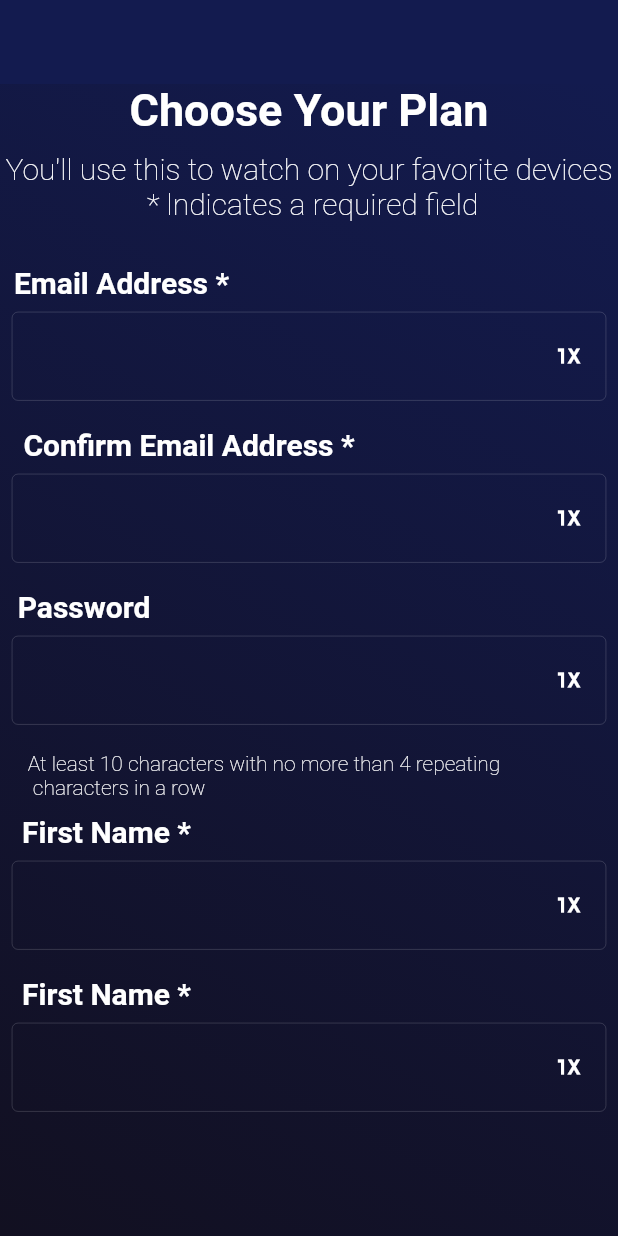
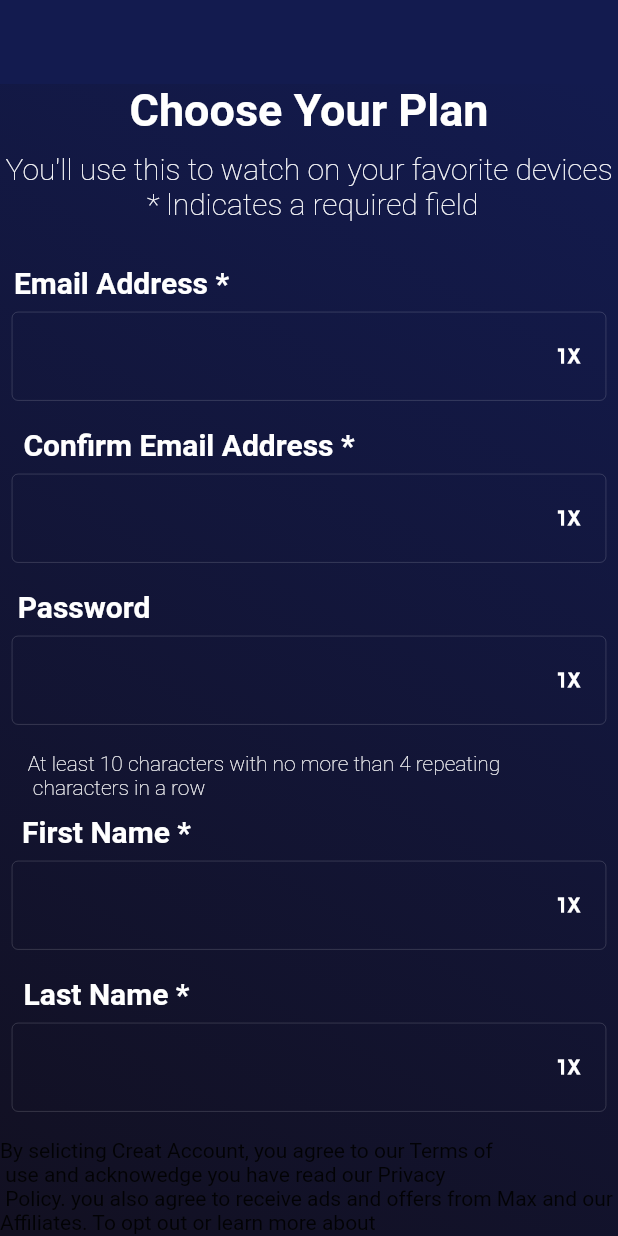
Before and after one commit to Mrzogy/Max, a Flutter app: the screen it shows after launch, on a phone screen of 412 x 824 dp. Run offline on Flutter 3.47's test engine with Material 2 defaults, Android fonts, the phone set to English and light mode, and no system bars.

Commit message:
make text

```diff
--- a/lib/View/creat_account.dart
+++ b/lib/View/creat_account.dart
@@ -85,9 +85,13 @@ class Creataccount extends StatelessWidget {
                       SizedBox(
                         height: 10,
                       ),
-                      Textfieldtext(title: "First Name *", padding: 270),
+                      Textfieldtext(title: "Last Name *", padding: 270),
                       Textfieldmax(title: "title"),
-
+                      SizedBox(
+                        height: 10,
+                      ),
+                      Text(
+                          "By selicting Creat Account, you agree to our Terms of \n use and acknowedge you have read our Privacy \n Policy. you also agree to receive ads and offers from Max and our Affiliates. To opt out or learn more about \n your rights and choices, see the Privacy Policy")
                     ],
                   ),
                 ),
```
